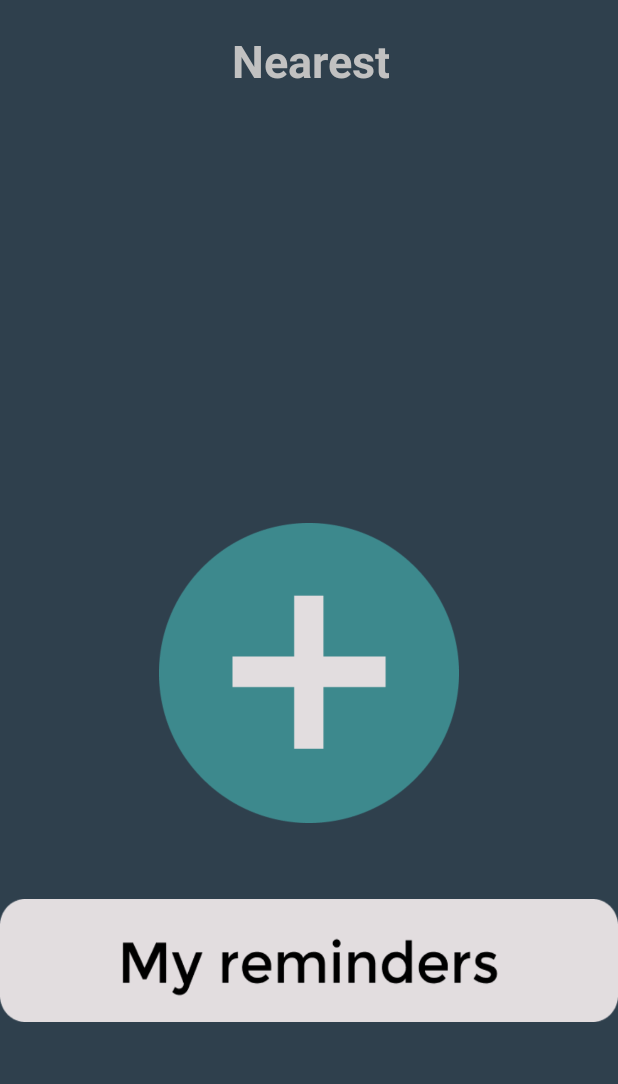
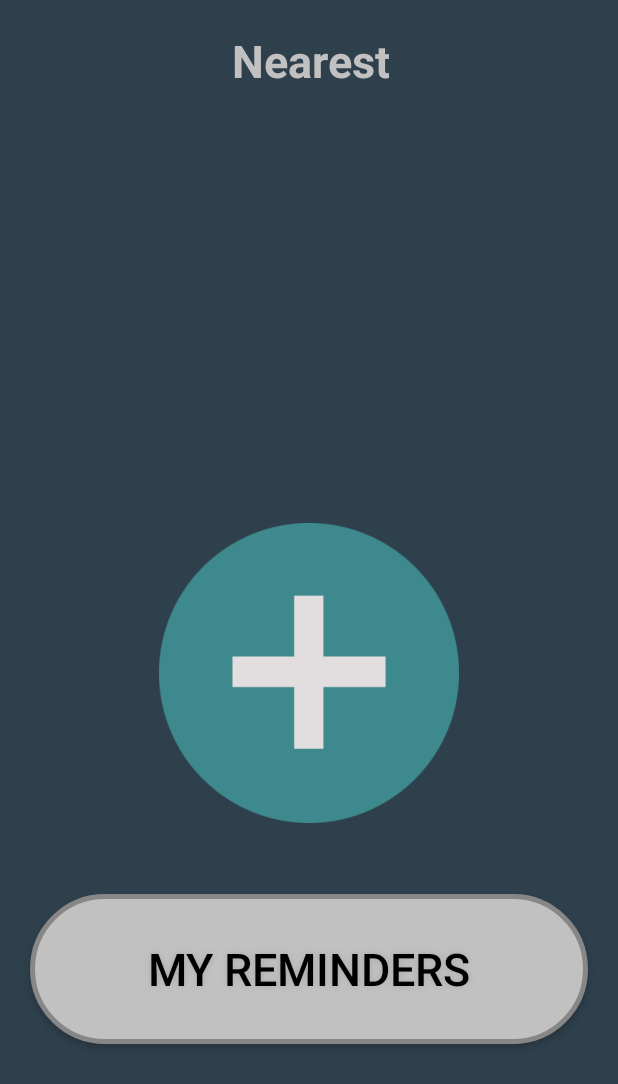
Before and after one commit to beatHunteRcode/EasyReminder, an Android app: the layout activity_main.xml on its own in the app's theme, with its tools: preview values and no code run, on a phone screen of 412 x 824 dp. Shown: the top 1084 px of the screen. Run offline under Robolectric (Android 15) with nearby library versions, the phone set to English and light mode, and no system bars.

Commit message:
continue working

```diff
--- /dev/null
+++ b/app/src/main/res/drawable/buttonshape.xml
@@ -0,0 +1,23 @@
+<?xml version="1.0" encoding="utf-8"?>
+<shape xmlns:android="http://schemas.android.com/apk/res/android" android:shape="rectangle" >
+    <corners
+        android:radius="50dp"
+        />
+    <solid
+        android:color="#c1c1c1"
+        />
+    <padding
+        android:left="0dp"
+        android:top="0dp"
+        android:right="0dp"
+        android:bottom="0dp"
+        />
+    <size
+        android:width="270dp"
+        android:height="100dp"
+        />
+    <stroke
+        android:width="3dp"
+        android:color="#878787"
+        />
+</shape>
--- /dev/null
+++ b/app/src/main/res/layout-land/activity_main.xml
@@ -0,0 +1,102 @@
+<?xml version="1.0" encoding="utf-8"?>
+<androidx.constraintlayout.widget.ConstraintLayout
+    xmlns:android="http://schemas.android.com/apk/res/android"
+    xmlns:app="http://schemas.android.com/apk/res-auto"
+    xmlns:tools="http://schemas.android.com/tools"
+    android:layout_width="match_parent"
+    android:layout_height="match_parent">
+
+    <ImageView
+        android:id="@+id/bg"
+        android:layout_width="match_parent"
+        android:layout_height="match_parent"
+        android:scaleType="centerCrop"
+        app:layout_constraintEnd_toEndOf="parent"
+        app:layout_constraintTop_toTopOf="parent"
+        app:srcCompat="@drawable/bg" />
+
+    <LinearLayout
+        android:layout_width="match_parent"
+        android:layout_height="match_parent"
+        android:orientation="horizontal">
+
+        <LinearLayout
+            android:layout_width="match_parent"
+            android:layout_height="match_parent"
+            android:layout_weight="1"
+            android:orientation="vertical">
+
+            <TextView
+                android:id="@+id/textView"
+                android:layout_width="wrap_content"
+                android:layout_height="wrap_content"
+                android:layout_marginTop="10dp"
+                android:layout_gravity="center"
+                android:text="Nearest"
+                android:textAlignment="center"
+                android:textColor="#C1C1C1"
+                android:textSize="30sp"
+                android:textStyle="bold"
+                app:layout_constraintEnd_toEndOf="@+id/bg"
+                app:layout_constraintStart_toStartOf="@+id/bg"
+                app:layout_constraintTop_toTopOf="@+id/bg" />
+
+            <ScrollView
+                android:id="@+id/ScrollView_maincreen_land"
+                android:layout_width="match_parent"
+                android:layout_height="match_parent"
+                android:layout_marginHorizontal="30dp"
+                android:layout_marginVertical="10dp"
+                android:scrollbars="none">
+
+                <LinearLayout
+                    android:id="@+id/hLinLayout"
+                    android:layout_width="wrap_content"
+                    android:layout_height="wrap_content"
+                    android:layout_gravity="center"
+                    android:orientation="vertical" />
+            </ScrollView>
+        </LinearLayout>
+
+
+        <LinearLayout
+            android:layout_width="match_parent"
+            android:layout_height="match_parent"
+            android:layout_weight="1"
+            android:orientation="vertical">
+
+            <Button
+                android:id="@+id/add_rem_button"
+                android:layout_width="200dp"
+                android:layout_height="200dp"
+                android:layout_gravity="center"
+                android:layout_margin="30dp"
+                android:background="@drawable/add_rem_button"
+                android:onClick="onAddRemButtonClick"
+                app:layout_constraintVertical_bias="0.559" />
+
+            <Button
+                android:id="@+id/my_rems_button"
+                android:layout_margin="20dp"
+                android:layout_marginStart="20dp"
+                android:layout_marginEnd="20dp"
+                android:background="@drawable/buttonshape"
+                android:onClick="onMyRemsButtonClick"
+                app:layout_constraintVertical_bias="0.20"
+                android:layout_width="match_parent"
+                android:layout_height="wrap_content"
+                android:textColor="#000000"
+                android:textSize="30sp"
+                android:layout_marginTop="30dp"
+                android:layout_weight="0"
+                android:layout_gravity="center"
+                android:text="My reminders"
+                android:shadowColor="#A8A8A8"
+                android:shadowDx="0"
+                android:shadowDy="0"
+                android:shadowRadius="5"/>
+        </LinearLayout>
+    </LinearLayout>
+
+
+</androidx.constraintlayout.widget.ConstraintLayout>
--- a/app/src/main/res/layout/activity_main.xml
+++ b/app/src/main/res/layout/activity_main.xml
@@ -39,7 +39,7 @@
         android:layout_height="0dp"
         android:layout_marginVertical="10dp"
         android:scrollbars="none"
-        app:layout_constraintBottom_toTopOf="@+id/button2"
+        app:layout_constraintBottom_toTopOf="@+id/add_rem_button"
         app:layout_constraintEnd_toEndOf="@+id/bg"
         app:layout_constraintHorizontal_bias="0.5"
         app:layout_constraintStart_toStartOf="@+id/bg"
@@ -120,7 +120,7 @@
     </HorizontalScrollView>
 
     <Button
-        android:id="@+id/button2"
+        android:id="@+id/add_rem_button"
         android:layout_width="200dp"
         android:layout_height="200dp"
         android:background="@drawable/add_rem_button"
@@ -133,19 +133,29 @@
         app:layout_constraintVertical_bias="0.559" />
 
     <Button
-        android:id="@+id/button3"
-        android:layout_width="wrap_content"
-        android:layout_height="0dp"
+        android:id="@+id/my_rems_button"
         android:layout_margin="20dp"
         android:layout_marginStart="20dp"
         android:layout_marginEnd="20dp"
-        android:background="@drawable/my_rems_button"
+        android:background="@drawable/buttonshape"
         android:onClick="onMyRemsButtonClick"
         app:layout_constraintBottom_toBottomOf="parent"
         app:layout_constraintDimensionRatio="5:1"
         app:layout_constraintEnd_toEndOf="@+id/bg"
         app:layout_constraintStart_toStartOf="@+id/bg"
-        app:layout_constraintTop_toBottomOf="@+id/button2"
-        app:layout_constraintVertical_bias="0.20" />
+        app:layout_constraintTop_toBottomOf="@+id/add_rem_button"
+        app:layout_constraintVertical_bias="0.20"
+        android:layout_width="match_parent"
+        android:layout_height="wrap_content"
+        android:textColor="#000000"
+        android:textSize="30sp"
+        android:layout_marginTop="30dp"
+        android:layout_weight="0"
+        android:layout_gravity="center"
+        android:text="My reminders"
+        android:shadowColor="#A8A8A8"
+        android:shadowDx="0"
+        android:shadowDy="0"
+        android:shadowRadius="5" />
 
 </androidx.constraintlayout.widget.ConstraintLayout>
--- a/build.gradle
+++ b/build.gradle
@@ -8,7 +8,7 @@ buildscript {
 
     }
     dependencies {
-        classpath 'com.android.tools.build:gradle:3.6.1'
+        classpath 'com.android.tools.build:gradle:4.0.1'
         classpath "org.jetbrains.kotlin:kotlin-gradle-plugin:$kotlin_version"
 
         // NOTE: Do not place your application dependencies here; they belong
```
Also changed, not shown: app/src/main/java/com/beathunter/easyreminder/MainActivity.kt (+67 -14 lines), app/src/main/res/layout-land/adding_reminder.xml (added, +97 -0 lines), app/src/main/res/layout/adding_reminder.xml (+26 -8 lines), gradle/wrapper/gradle-wrapper.properties.
